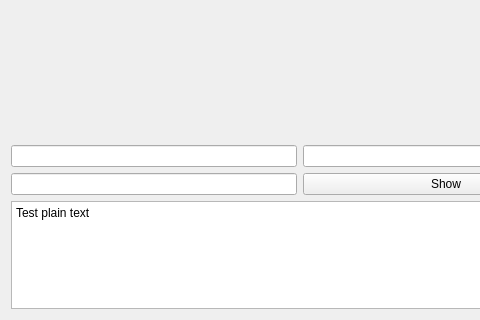
Old version of the form windowpopup.ui in the repository draco-sam/myDictionary; both pictures show x 0 to 480 and y 180 to 500 of the 600 by 500 pixel window.
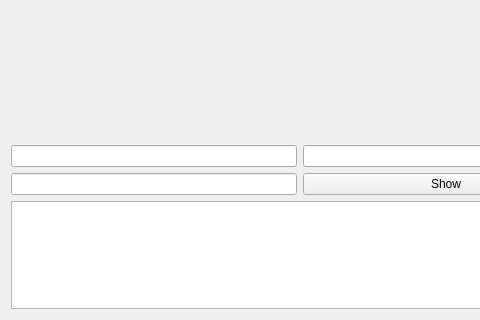
New version of the form. Icons and pictures are not drawn.

Patch:
```diff
--- a/windowpopup.ui
+++ b/windowpopup.ui
@@ -198,7 +198,7 @@
    <item>
     <widget class="QPlainTextEdit" name="plain_text">
      <property name="plainText">
-      <string>Test plain text</string>
+      <string/>
      </property>
     </widget>
    </item>
```
